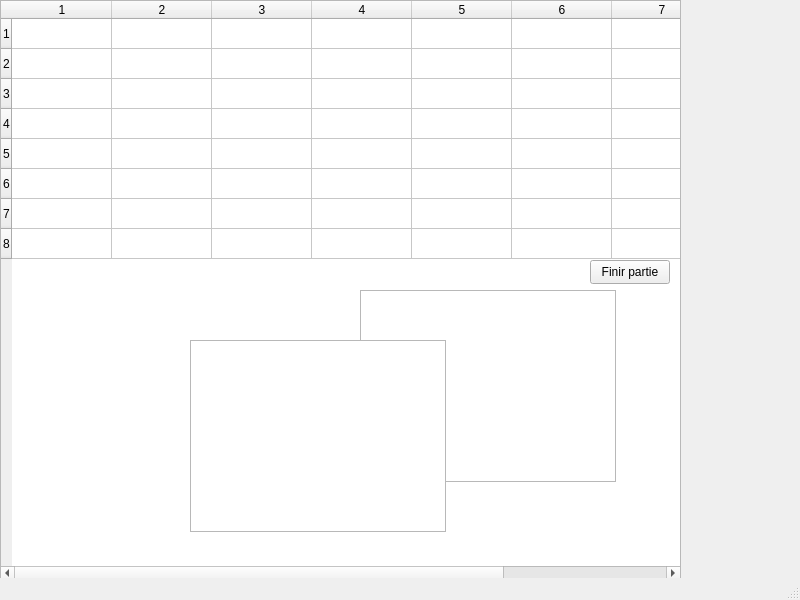
franklepython/QtChess, file MainWindowEchec.ui: the form before one commit.
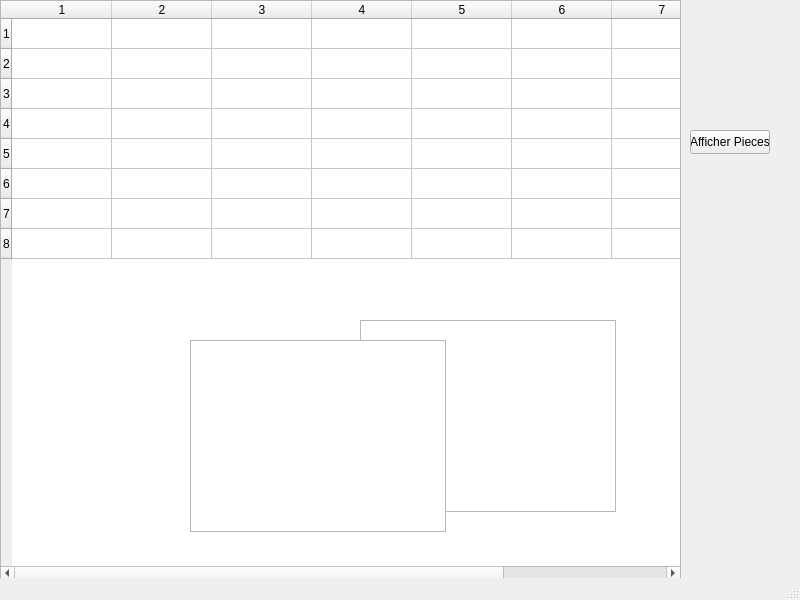
The form after the commit.

Commit message: pieces bouge sans restrictions

What changed in the file:
```diff
--- a/MainWindowEchec.ui
+++ b/MainWindowEchec.ui
@@ -49,23 +49,23 @@
    <widget class="QPushButton" name="resetButton">
     <property name="geometry">
      <rect>
-      <x>590</x>
-      <y>260</y>
+      <x>690</x>
+      <y>130</y>
       <width>80</width>
       <height>24</height>
      </rect>
     </property>
     <property name="text">
-     <string>Finir partie</string>
+     <string>Afficher Pieces</string>
     </property>
    </widget>
    <widget class="QWidget" name="gridLayoutWidget">
     <property name="geometry">
      <rect>
-      <x>20</x>
-      <y>290</y>
-      <width>161</width>
-      <height>171</height>
+      <x>680</x>
+      <y>390</y>
+      <width>111</width>
+      <height>81</height>
      </rect>
     </property>
     <layout class="QGridLayout" name="gridLayout"/>
@@ -74,7 +74,7 @@
     <property name="geometry">
      <rect>
       <x>360</x>
-      <y>290</y>
+      <y>320</y>
       <width>256</width>
       <height>192</height>
      </rect>
```
The commit also changes 3 other files.
